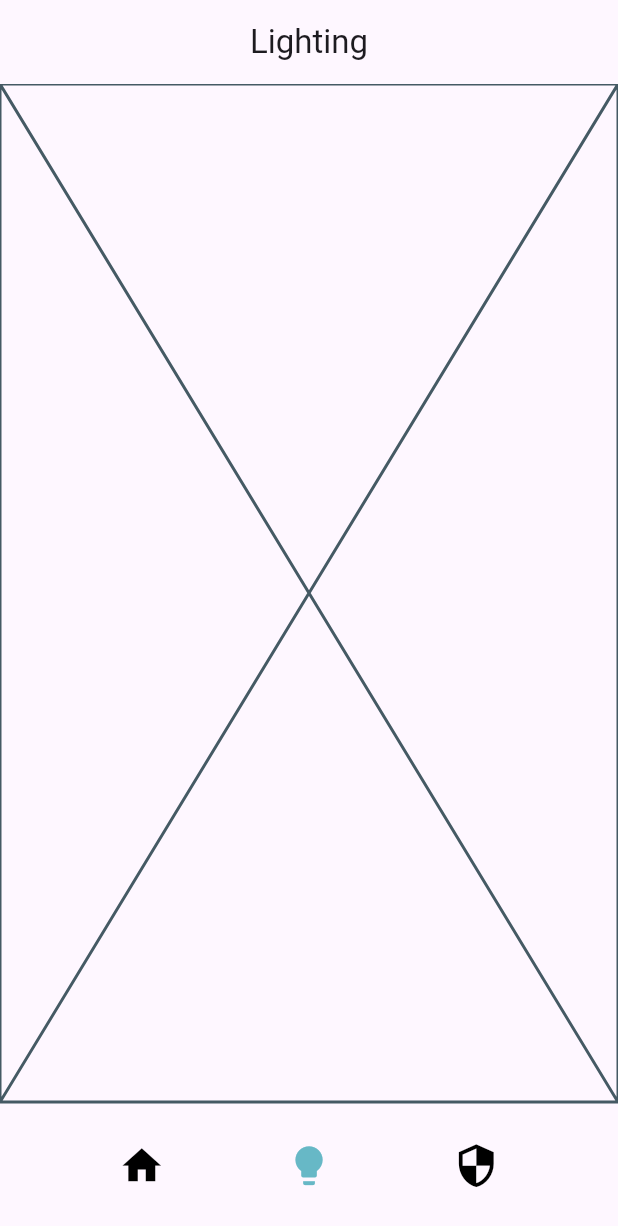
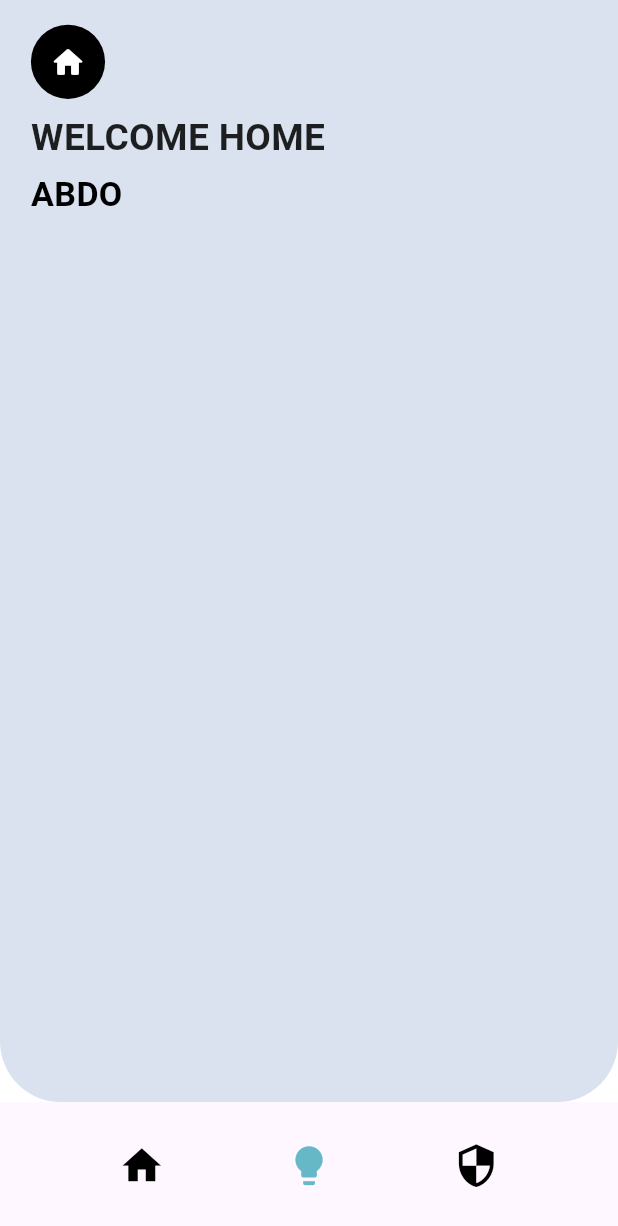
Before and after one commit to M7MEDpro/Projecto-Messio, a Flutter app: the screen it shows after launch, item 2 of the bottom bar chosen, on a phone screen of 412 x 824 dp. Shown: the top 1226 px of the screen. Run offline on Flutter 3.47's test engine with Material 3 defaults, Android fonts, the phone set to English and light mode, and no system bars.

Commit message:
added default temp for other pages

```diff
--- a/MobileApp/lib/pages/home_page.dart
+++ b/MobileApp/lib/pages/home_page.dart
@@ -51,6 +51,7 @@ class _HomePageState extends State<HomePage> {
                       Expanded(
                         child: Container(
                           height: screenHeight * 0.153,
+                          width: screenWidth * 0.40201005,
                           decoration: BoxDecoration(
                             color: Colors.white,
                             borderRadius: BorderRadius.circular(22.5),
--- a/MobileApp/lib/pages/lighting_Page.dart
+++ b/MobileApp/lib/pages/lighting_Page.dart
@@ -1,4 +1,6 @@
 import 'package:flutter/material.dart';
+import 'CustomAppBar.dart';
+
 class LightingPage extends StatefulWidget {
   const LightingPage({super.key});
 
@@ -9,12 +11,29 @@ class LightingPage extends StatefulWidget {
 class _LightingPageState extends State<LightingPage> {
   @override
   Widget build(BuildContext context) {
+    final screenHeight = MediaQuery.of(context).size.height;
+    final screenWidth = MediaQuery.of(context).size.width;
+
     return Scaffold(
-      appBar: AppBar(
-        title: const Text("Lighting"),
-        centerTitle: true,
+      backgroundColor: Colors.white,
+      appBar: const CustomAppBar(
+        title: "WELCOME HOME",
+        subtitle: "ABDO",
       ),
-      body: const Placeholder(),
+      body: Center(
+        child: Container(
+          height: screenHeight * 0.765,
+          width: screenWidth,
+          decoration: const BoxDecoration(
+            color: Color(0xFFDBE2EF),
+            borderRadius: BorderRadius.only(
+              bottomLeft: Radius.circular(40.5),
+              bottomRight: Radius.circular(40.5),
+
+            ),
+          ),
+        ),
+      ),
     );
   }
 }
```
Also changed, not shown: MobileApp/lib/pages/security_page.dart (+25 -5 lines).
